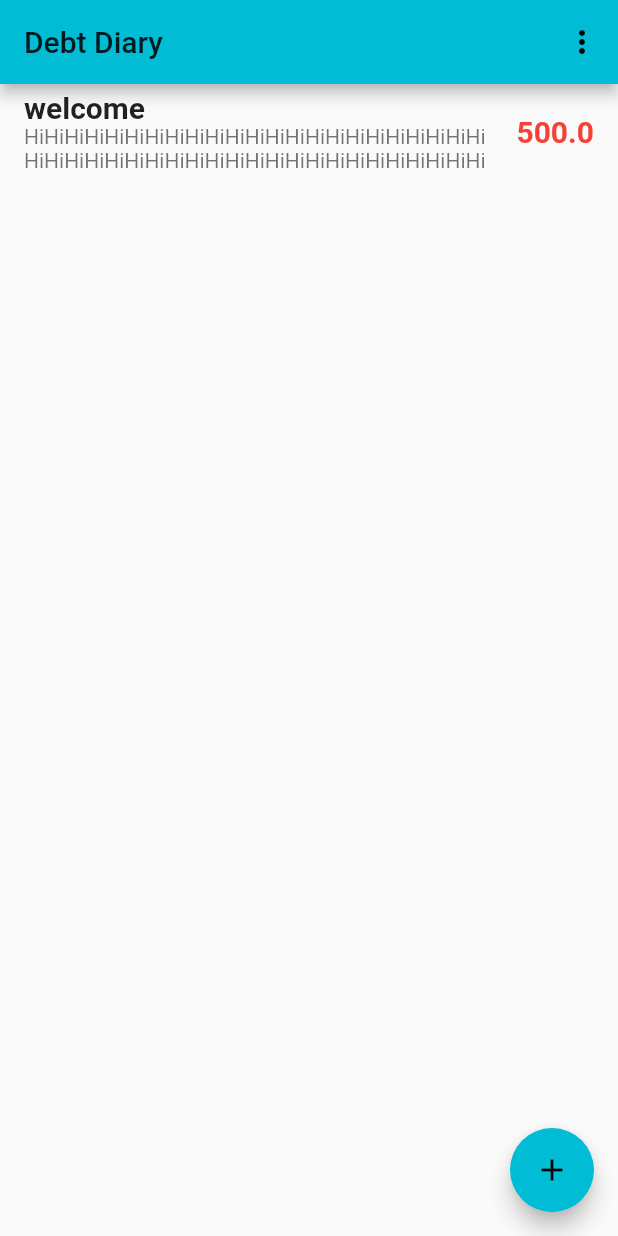
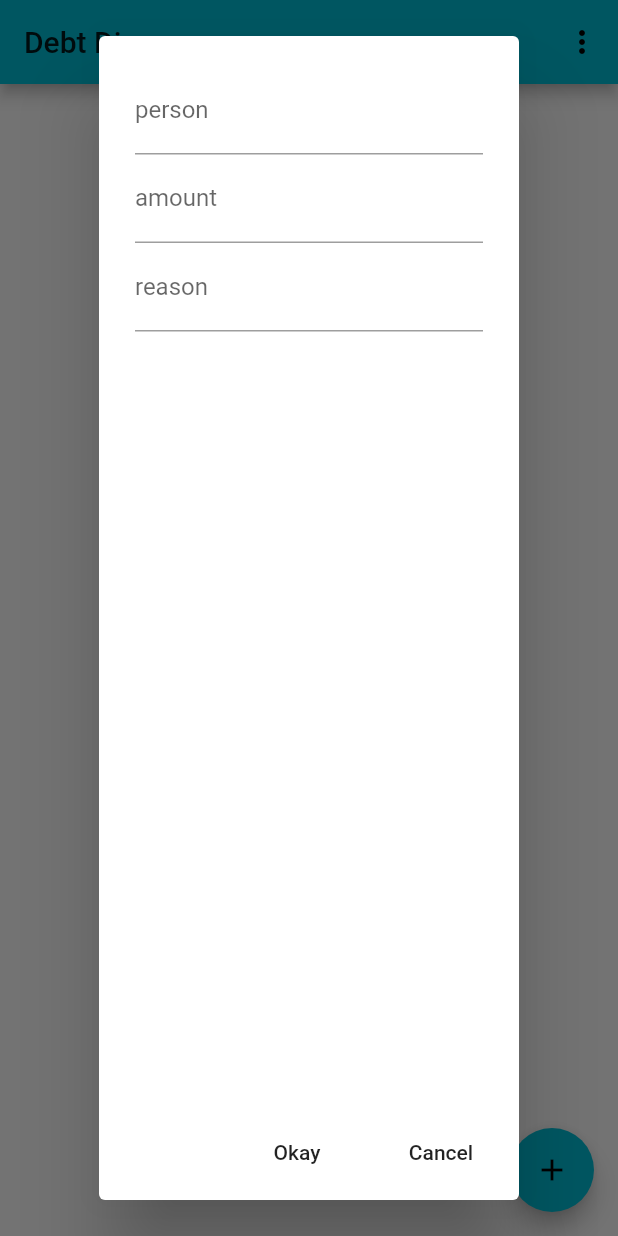
Before and after one commit to Amjad50/DebtDiary, a Flutter app: the screen it shows after launch, after a tap on the "add" icon, on a phone screen of 412 x 824 dp. Run offline on Flutter 3.47's test engine with Material 2 defaults, Android fonts, the phone set to English and light mode, and no system bars; our stand-ins replace sqflite; accounts and stored records are empty.

Commit message:
Add: Dialog for new Debts
- Debts can now be created

```diff
--- /dev/null
+++ b/lib/UI/NewDialog.dart
@@ -0,0 +1,85 @@
+import 'package:debtdiary/Debt.dart';
+import 'package:flutter/material.dart';
+
+class NewDebtDialog extends StatefulWidget {
+  NewDebtDialog({Key key, this.id}) : super(key: key);
+
+  final int id;
+
+  _NewDebtDialogState createState() => _NewDebtDialogState();
+}
+
+const _AMOUNTERROR = 'Not a valid number';
+
+class _NewDebtDialogState extends State<NewDebtDialog> {
+  String _personName;
+  String _reason;
+  double _amount = 0;
+
+  bool _showAmountError = false;
+
+  @override
+  Widget build(BuildContext context) {
+    return AlertDialog(
+        actions: <Widget>[
+          FlatButton(
+            child: Text('Okay'),
+            onPressed: () {
+              if (_personName != null &&
+                  _personName.isNotEmpty &&
+                  _reason != null &&
+                  _reason.isNotEmpty &&
+                  _amount != 0)
+                Navigator.pop(
+                    context,
+                    Debt(
+                        amount: _amount,
+                        toPersonID: _personName,
+                        reason: _reason,
+                        id: widget.id));
+              else
+                Navigator.pop(context, null);
+            },
+          ),
+          FlatButton(
+            child: Text('Cancel'),
+            onPressed: () => Navigator.pop(context, null),
+          ),
+        ],
+        content: Column(
+          children: <Widget>[
+            TextField(
+              maxLines: 1,
+              decoration: InputDecoration(
+                labelText: 'person',
+              ),
+              onChanged: (value) => setState(() => _personName = value),
+            ),
+            TextField(
+              decoration: InputDecoration(
+                labelText: 'amount',
+                errorText: _showAmountError ? _AMOUNTERROR : null,
+              ),
+              keyboardType: TextInputType.number,
+              onChanged: (value) {
+                setState(() {
+                  double doubleValue = double.tryParse(value);
+
+                  if (doubleValue == null) {
+                    _amount = 0;
+                    _showAmountError = true;
+                  } else {
+                    _amount = doubleValue;
+                    _showAmountError = false;
+                  }
+                });
+              },
+            ),
+            TextField(
+              decoration: InputDecoration(labelText: 'reason'),
+              onChanged: (value) => setState(() => _reason = value),
+            )
+          ],
+        ));
+  }
+}
--- a/lib/main.dart
+++ b/lib/main.dart
@@ -1,5 +1,6 @@
 import 'package:debtdiary/DataBaseHandler.dart';
 import 'package:debtdiary/Debt.dart';
+import 'package:debtdiary/UI/NewDialog.dart';
 import 'package:flutter/material.dart';
 
 void main() async {
@@ -34,10 +35,33 @@ class MainPage extends StatefulWidget {
 }
 
 class _MainPageState extends State<MainPage> {
-  int _id = all.length;
+  // use the next id after the largest
+  int _id = all.length > 0
+      ? all.reduce((d1, d2) => d1.id > d2.id ? d1 : d2).id + 1
+      : 0;
 
   @override
   Widget build(BuildContext context) {
+    void _showNewDialog() {
+      showDialog<Debt>(
+        context: context,
+        builder: (buildingContext) {
+          return NewDebtDialog(id: _id++);
+        },
+      ).then((value) {
+        print(value);
+        if (value != null) {
+          db.insertDebt(value).then((e) {
+            db.getAllDebts().then((list) {
+              setState(() {
+                all = list;
+              });
+            });
+          });
+        }
+      });
+    }
+
     return Scaffold(
       appBar: AppBar(
         actions: <Widget>[
@@ -73,18 +97,8 @@ class _MainPageState extends State<MainPage> {
         )),
       ),
       floatingActionButton: FloatingActionButton(
-        // TODO: dialog
         onPressed: () {
-          db
-              .insertDebt(Debt(
-                  id: _id++, amount: -500, reason: "HiHiHiHiHiHiHiHiHiHiHiHiHiHiHiHiHiHiHiHiHiHiHiHiHiHiHiHiHiHiHiHiHiHiHiHiHiHiHiHiHiHiHiHiHiHiHiHiHi", toPersonID: "welcome"))
-              .then((e) {
-            db.getAllDebts().then((list) {
-              setState(() {
-                all = list;
-              });
-            });
-          });
+          _showNewDialog();
         },
         child: Icon(Icons.add),
       ),
```
